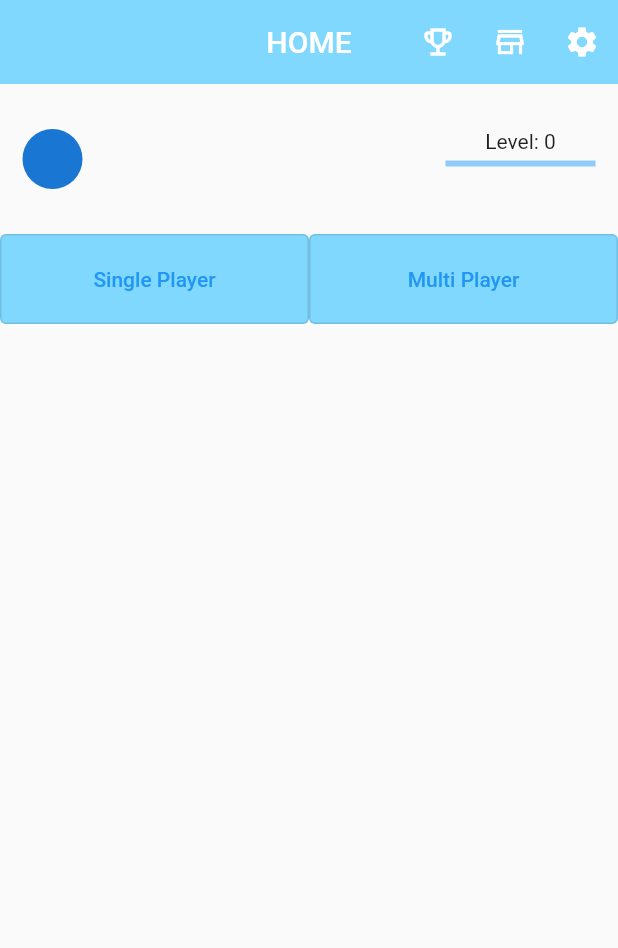
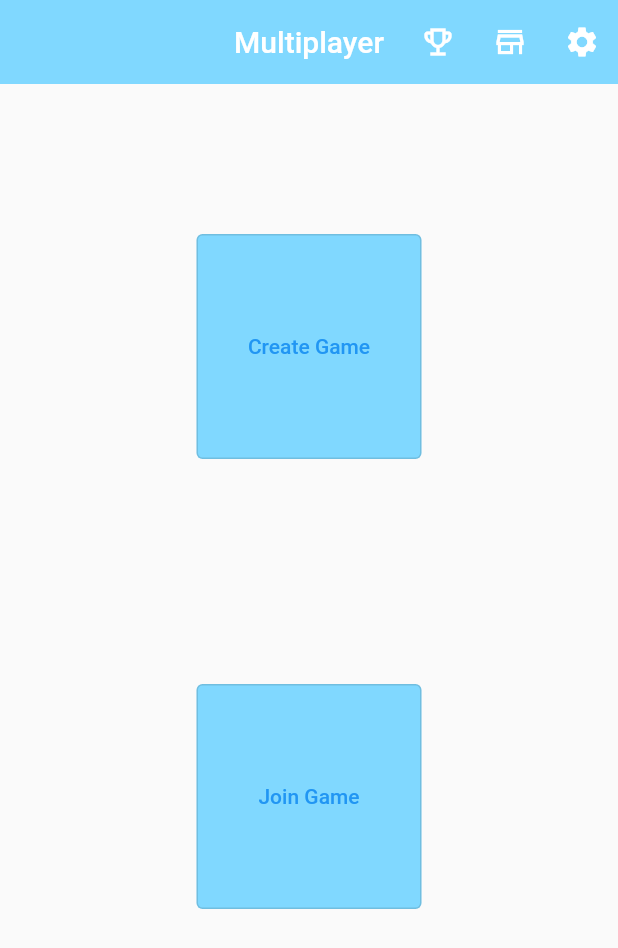
Before and after one commit to umutbakici/agile_project, a Flutter app: the LandingPage screen opened by its route, after a tap on "Multi Player", on a phone screen of 412 x 824 dp. Shown: the top 948 px of the screen. Run offline on Flutter 3.47's test engine with Material 2 defaults, Android fonts, the phone set to English and light mode, and no system bars; our stand-ins replace circular_countdown_timer, cloud_firestore, firebase_auth, firebase_core, flutter_redux, get and 3 more; accounts and stored records are empty; network calls fail.

Commit message:
multiplayer room creation added

```diff
--- a/lib/app.dart
+++ b/lib/app.dart
@@ -1,4 +1,7 @@
 import 'package:agile_project/landingpage/landing_page.dart';
+import 'package:agile_project/multiplayer/category_screen_mp.dart';
+import 'package:agile_project/multiplayer/mpcreatejoin.dart';
+import 'package:agile_project/multiplayer/mpwaiting.dart';
 import 'package:agile_project/profilepage/profile.dart';
 import 'package:agile_project/profilepage/profilesetting.dart';
 import 'package:agile_project/questions/questions_page.dart';
@@ -38,6 +41,9 @@ class ReduxApp extends StatelessWidget {
           '/forgotPassword': (context) => ForgotPasswordScreen(),
           '/profile_setting': (context) => ProfileSetting(),
           '/profile': (context) => ProfilePage(),
+          '/mpcreatejoin': (context) => MPCreateJoinPage(),
+          '/categorymp': (context) => CategoryScreenMP(),
+          '/waitmp': (context) => MPWaitPage()
         },
       ),
     );
--- a/lib/landingpage/landing_page.dart
+++ b/lib/landingpage/landing_page.dart
@@ -123,7 +123,9 @@ class _LandingPageState extends State<LandingPage> {
               Expanded(
                 flex: 1,
                 child: OutlinedButton(
-                  onPressed: () {},
+                  onPressed: () {
+                    Navigator.pushNamed(context, '/mpcreatejoin');
+                  },
                   child: Padding(
                     padding: const EdgeInsets.symmetric(vertical: 22.0),
                     child: Text(
--- a/lib/models/app_state.dart
+++ b/lib/models/app_state.dart
@@ -1,3 +1,4 @@
+import 'package:agile_project/models/room.dart';
 import 'package:agile_project/models/user.dart';
 import 'package:agile_project/reducers/app_state_reducer.dart';
 import 'package:redux_thunk/redux_thunk.dart';
@@ -9,11 +10,13 @@ Store<AppState> store = Store<AppState>(appReducer,
 class AppState {
   final bool isLoggedIn;
   final User user;
+  final Room room;
+  AppState({this.isLoggedIn = false, this.user, this.room});
 
-  AppState({this.isLoggedIn = false, this.user});
-
-  AppState copyWith({bool isLoggedIn, User user}) {
+  AppState copyWith({bool isLoggedIn, User user, Room room}) {
     return AppState(
-        isLoggedIn: isLoggedIn ?? this.isLoggedIn, user: user ?? this.user);
+        isLoggedIn: isLoggedIn ?? this.isLoggedIn,
+        user: user ?? this.user,
+        room: room ?? this.room);
   }
 }
--- /dev/null
+++ b/lib/models/room.dart
@@ -0,0 +1,43 @@
+class Room {
+  final String roomID;
+  final String gameStatus;
+  final String category;
+  final List<dynamic> players;
+  final int createdAt;
+
+  Map<String, dynamic> toMap() {
+    return {
+      "roomID": roomID,
+      "gameStatus": gameStatus,
+      "category": category,
+      "players": players,
+      "createdAt": createdAt,
+    };
+  }
+
+  @override
+  String toString() {
+    return 'Room{roomID: $roomID, gameStatus: $gameStatus, category: $category, players:$players, createdAt: $createdAt}';
+  }
+
+  Room(
+      {this.roomID: "",
+      this.gameStatus: "WAIT",
+      this.category: "",
+      this.createdAt: 0,
+      this.players: const []});
+
+  Room copyWith(
+      {String roomID,
+      String gameStatus,
+      String category,
+      List<dynamic> players,
+      int createdAt}) {
+    return Room(
+        roomID: roomID ?? this.roomID,
+        gameStatus: gameStatus ?? this.gameStatus,
+        category: category ?? this.category,
+        players: players ?? this.players,
+        createdAt: createdAt ?? this.createdAt);
+  }
+}
--- /dev/null
+++ b/lib/multiplayer/mpcreatejoin.dart
@@ -0,0 +1,100 @@
+import 'package:flutter/material.dart';
+import 'package:flutter_redux/flutter_redux.dart';
+import 'package:agile_project/models/app_state.dart';
+import 'package:agile_project/models/user.dart';
+
+class MPCreateJoinPage extends StatefulWidget {
+  @override
+  _MPCreateJoinPageState createState() => _MPCreateJoinPageState();
+}
+
+class _MPCreateJoinPageState extends State<MPCreateJoinPage> {
+  @override
+  Widget build(BuildContext context) {
+    return Scaffold(
+      appBar: AppBar(
+        title: Text(
+          'Multiplayer',
+          //style:
+        ),
+        backgroundColor: Color(0xFF80D8FF),
+        centerTitle: true,
+        elevation: 0.0,
+        leading: Container(),
+        actions: [
+          IconButton(
+              onPressed: () {
+                Navigator.pushNamed(context, '/achievement');
+              },
+              icon: Icon(Icons.emoji_events_outlined)),
+          /*
+          IconButton(
+              onPressed: () {
+                Navigator.pushNamed(context, '/leaderboard');
+              },
+              icon: Icon(Icons.leaderboard_outlined)),
+              */
+          IconButton(
+              onPressed: () {
+                Navigator.pushNamed(context, '/store');
+              },
+              icon: Icon(Icons.store_outlined)),
+          IconButton(
+              onPressed: () {
+                //TO DO SETTINGS
+                Navigator.pushNamed(context, '/profile_setting');
+              },
+              icon: Icon(Icons.settings)),
+        ],
+      ),
+      body: ListView(
+        children: [
+          Column(
+            children: [
+              SizedBox(
+                height: 100,
+              ),
+              SizedBox(
+                width: 150,
+                height: 150,
+                child: OutlinedButton(
+                  onPressed: () {
+                    Navigator.pushNamed(context, '/categorymp');
+                  },
+                  child: Padding(
+                    padding: const EdgeInsets.symmetric(vertical: 22.0),
+                    child: Text(
+                      'Create Game',
+                      //style:
+                    ),
+                  ),
+                  style: OutlinedButton.styleFrom(
+                      backgroundColor: Color(0xFF80D8FF)),
+                ),
+              ),
+              SizedBox(
+                height: 150,
+              ),
+              SizedBox(
+                width: 150,
+                height: 150,
+                child: OutlinedButton(
+                  onPressed: () {},
+                  child: Padding(
+                    padding: const EdgeInsets.symmetric(vertical: 22.0),
+                    child: Text(
+                      'Join Game',
+                      //style:
+                    ),
+                  ),
+                  style: OutlinedButton.styleFrom(
+                      backgroundColor: Color(0xFF80D8FF)),
+                ),
+              ),
+            ],
+          ),
+        ],
+      ),
+    );
+  }
+}
--- a/lib/reducers/actions.dart
+++ b/lib/reducers/actions.dart
@@ -1,3 +1,4 @@
+import 'package:agile_project/models/room.dart';
 import 'package:agile_project/models/user.dart';
 
 class InitCurrentUserAction {
@@ -10,4 +11,9 @@ class UserLoadedAction {
   UserLoadedAction(this.user);
 }
 
+class RoomUpdatedAction {
+  final Room room;
+  RoomUpdatedAction(this.room);
+}
+
 class TestAction {}
```
Also changed, not shown: lib/multiplayer/category_screen_mp.dart (added, +103 -0 lines), lib/multiplayer/mpwaiting.dart (added, +64 -0 lines), lib/reducers/app_state_reducer.dart (+15 -0 lines), lib/reducers/middlewares.dart (+48 -0 lines).
